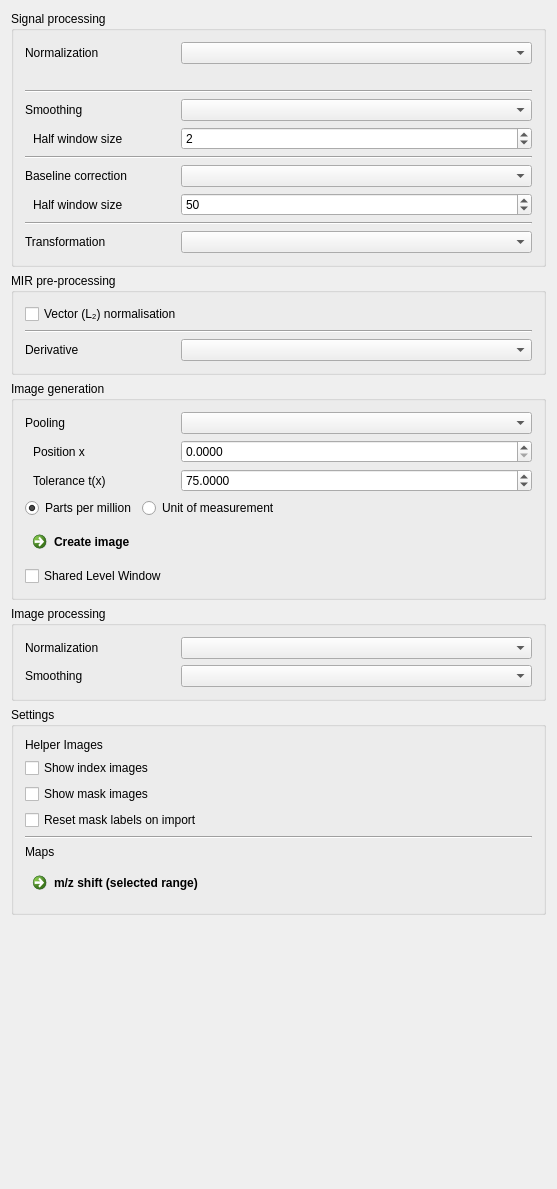
This is Plugins/org.mitk.gui.qt.m2.data/src/internal/m2DataView.ui in m2aia/m2aia as Qt 5 draws it before an edit. The edited form follows.
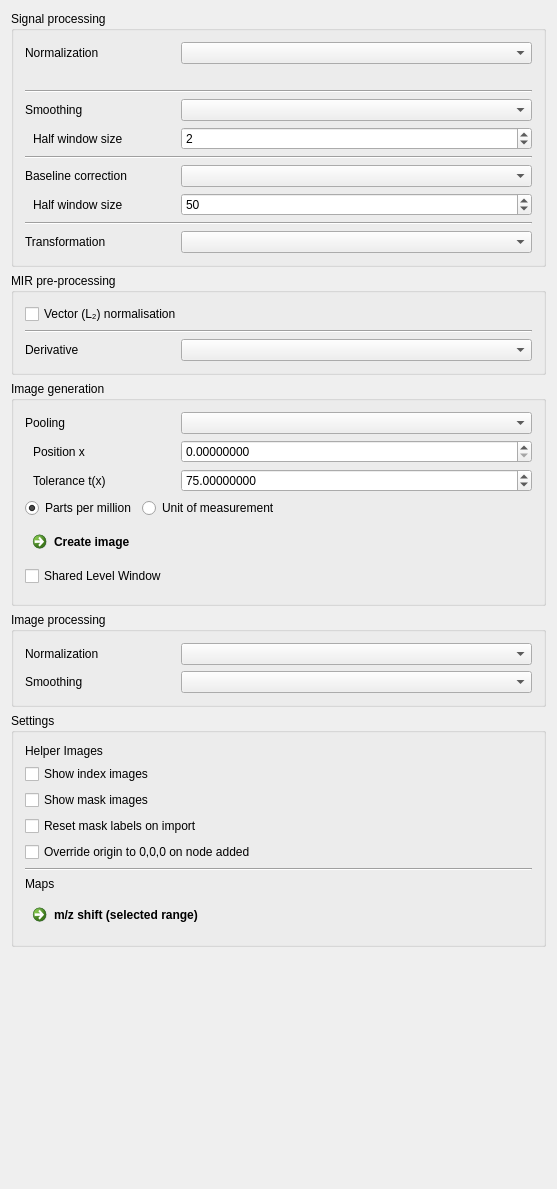
This is the edited form. Custom widgets are drawn as their Qt base class.

Patch:
```diff
--- a/Plugins/org.mitk.gui.qt.m2.data/src/internal/m2DataView.ui
+++ b/Plugins/org.mitk.gui.qt.m2.data/src/internal/m2DataView.ui
@@ -537,7 +537,7 @@
            <string/>
           </property>
           <property name="decimals">
-           <number>4</number>
+           <number>8</number>
           </property>
           <property name="maximum">
            <double>999999.000000000000000</double>
@@ -605,7 +605,7 @@
            <string/>
           </property>
           <property name="decimals">
-           <number>4</number>
+           <number>8</number>
           </property>
           <property name="minimum">
            <double>0.000000000000000</double>
@@ -734,8 +734,6 @@
        </widget>
       </item>
       <item>
-       <layout class="QHBoxLayout" name="horizontalLayout_6">
-        <item>
          <widget class="QCheckBox" name="CBUseFixedLevel">
           <property name="toolTip">
            <string>&lt;html&gt;&lt;head/&gt;&lt;body&gt;&lt;p&gt;Set the lower and upper intensity bounds as percentages (0–100 %) of the global intensity range. Only active when &amp;quot;Shared Level Window&amp;quot; is checked.&lt;/p&gt;&lt;/body&gt;&lt;/html&gt;</string>
@@ -747,12 +745,16 @@
         </item>
         <item>
          <widget class="ctkRangeWidget" name="intensityRangeSlider" native="true">
+        <property name="minimumSize">
+         <size>
+          <width>100</width>
+          <height>0</height>
+         </size>
+        </property>
           <property name="toolTip">
            <string>&lt;html&gt;&lt;head/&gt;&lt;body&gt;&lt;p&gt;Set the lower and upper intensity bounds as percentages (0–100 %) of the global intensity range. Only active when &amp;quot;Shared Level Window&amp;quot; is checked.&lt;/p&gt;&lt;/body&gt;&lt;/html&gt;</string>
           </property>
          </widget>
-        </item>
-       </layout>
       </item>
      </layout>
     </widget>
@@ -915,6 +917,19 @@
         </property>
        </widget>
       </item>
+      <item>
+       <widget class="QCheckBox" name="ckOverrideOriginOnNodeAdded">
+        <property name="toolTip">
+         <string>When enabled, newly added image nodes have their origin reset to 0,0,0 before further processing.</string>
+        </property>
+        <property name="text">
+         <string>Override origin to 0,0,0 on node added</string>
+        </property>
+        <property name="checked">
+         <bool>false</bool>
+        </property>
+       </widget>
+      </item>
       <item>
        <widget class="Line" name="line">
         <property name="orientation">
```
Lines whose indentation alone changed are shown as unchanged.
